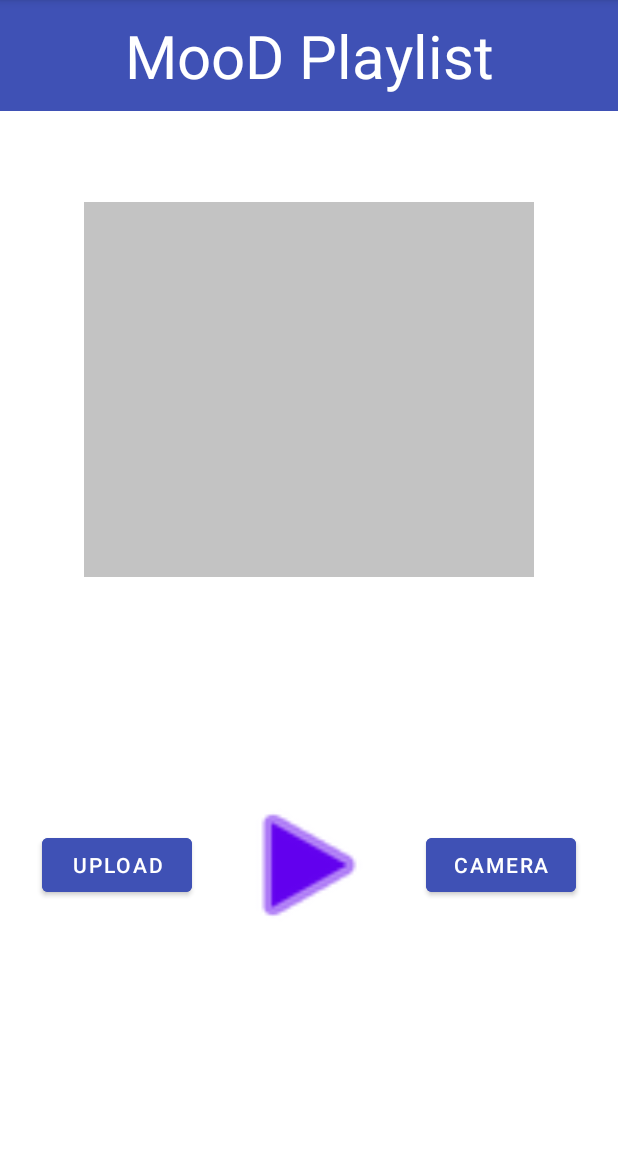
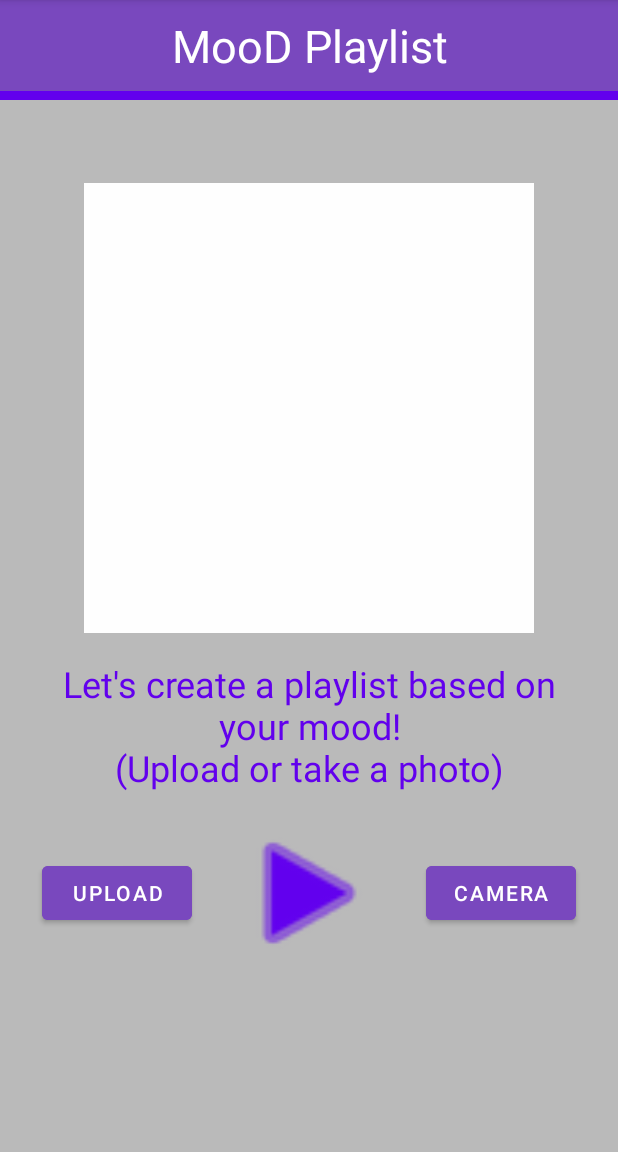
Before and after one commit to pengy120/CCT461_Group25_MooDPlaylist, an Android app: the screen it shows after launch (MainActivity), on a phone screen of 412 x 824 dp, the part 84-1236 px from its top. Run offline under Robolectric (Android 15) with nearby library versions, the phone set to English and light mode, and no system bars; libraries missing offline, so code that uses them is left out: org.apache.hc.

Commit message:
Initial Commit

```diff
--- a/app/src/main/res/layout/activity_main.xml
+++ b/app/src/main/res/layout/activity_main.xml
@@ -4,28 +4,35 @@
     xmlns:tools="http://schemas.android.com/tools"
     android:layout_width="match_parent"
     android:layout_height="match_parent"
+    android:background="#BABABA"
     tools:context=".MainActivity">
 
     <TextView
         android:id="@+id/appTitle"
         android:layout_width="match_parent"
         android:layout_height="wrap_content"
-        android:background="#3F51B5"
+        android:background="#7948BE"
         android:gravity="center"
         android:padding="10dp"
         android:text="@string/app_title"
         android:textColor="#FFFFFF"
-        android:textSize="40sp"
+        android:textSize="30sp"
         app:layout_constraintBottom_toTopOf="@+id/linearLayout"
         app:layout_constraintEnd_toEndOf="parent"
         app:layout_constraintStart_toStartOf="parent"
         app:layout_constraintTop_toTopOf="parent"
         app:layout_constraintVertical_bias="0.0" />
 
+    <View
+        android:layout_width="match_parent"
+        android:layout_height="6dp"
+        android:background="#6200ED"
+        app:layout_constraintTop_toBottomOf="@+id/appTitle" />
+
     <LinearLayout
         android:id="@+id/linearLayout"
         android:layout_width="300sp"
-        android:layout_height="250sp"
+        android:layout_height="300sp"
         android:background="#FEFEFE"
         android:orientation="vertical"
         app:layout_constraintBottom_toBottomOf="parent"
@@ -38,7 +45,7 @@
             android:id="@+id/imageView"
             android:layout_width="match_parent"
             android:layout_height="match_parent"
-            android:background="#C3C3C3"
+            android:background="#FEFEFE"
             android:contentDescription="User provided image to be analyzed for facial expression"
             tools:srcCompat="@mipmap/ic_launcher" />
     </LinearLayout>
@@ -49,8 +56,8 @@
         android:layout_height="wrap_content"
         android:gravity="center"
         android:padding="20dp"
-        android:text=""
-        android:textColor="#3F51B5"
+        android:text="Let's create a playlist based on your mood!\n(Upload or take a photo)"
+        android:textColor="#6200ED"
         android:textSize="24sp"
         app:layout_constraintBottom_toTopOf="@+id/submitButton"
         app:layout_constraintEnd_toEndOf="parent"
@@ -72,7 +79,7 @@
         android:id="@+id/uploadButton"
         android:layout_width="100dp"
         android:layout_height="wrap_content"
-        android:backgroundTint="#3F51B5"
+        android:backgroundTint="#7948BE"
         android:onClick="getImage"
         android:text="Upload"
         app:layout_constraintBottom_toBottomOf="parent"
@@ -84,7 +91,7 @@
         android:id="@+id/cameraButton"
         android:layout_width="100dp"
         android:layout_height="wrap_content"
-        android:backgroundTint="#3F51B5"
+        android:backgroundTint="#7948BE"
         android:onClick="getCameraImage"
         android:text="Camera"
         app:layout_constraintBottom_toBottomOf="parent"
```
Also changed, not shown: app/src/main/java/com/example/Group25MooDPlaylist/MainActivity.java (+4 -4 lines), app/src/main/res/layout/browse_music.xml (+16 -9 lines), app/src/main/res/layout/play_music.xml (+6 -4 lines).
